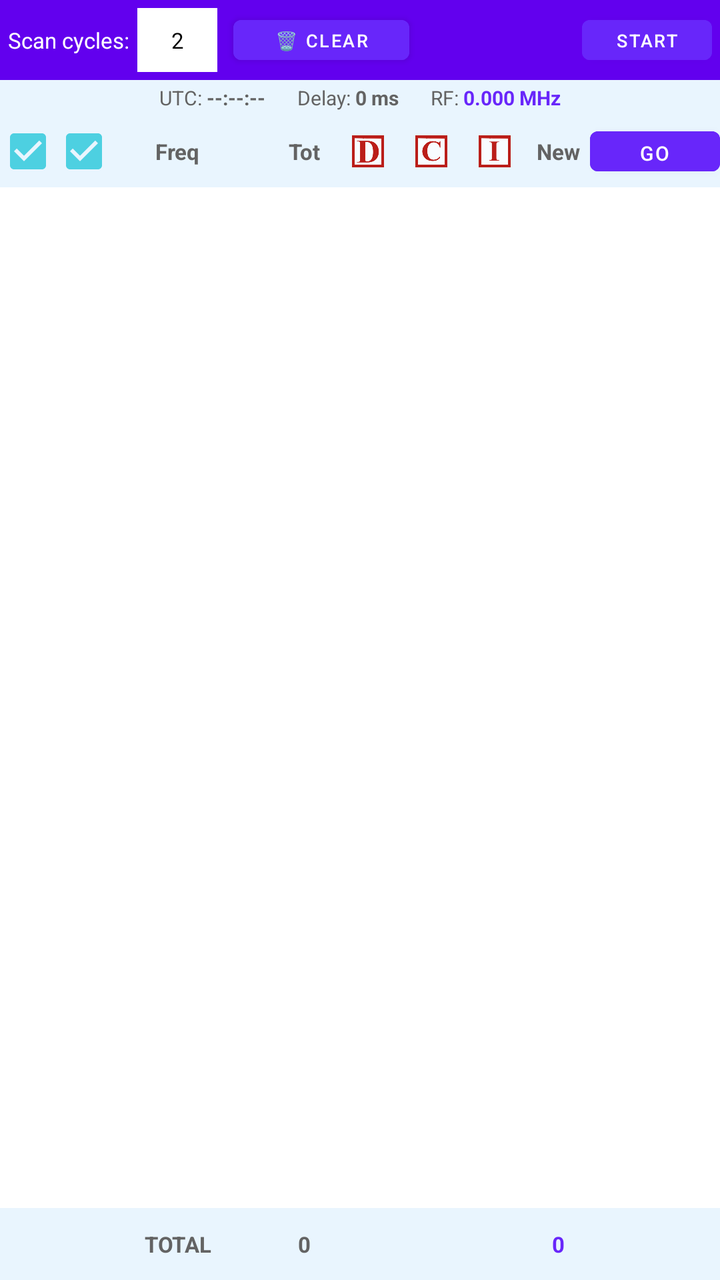
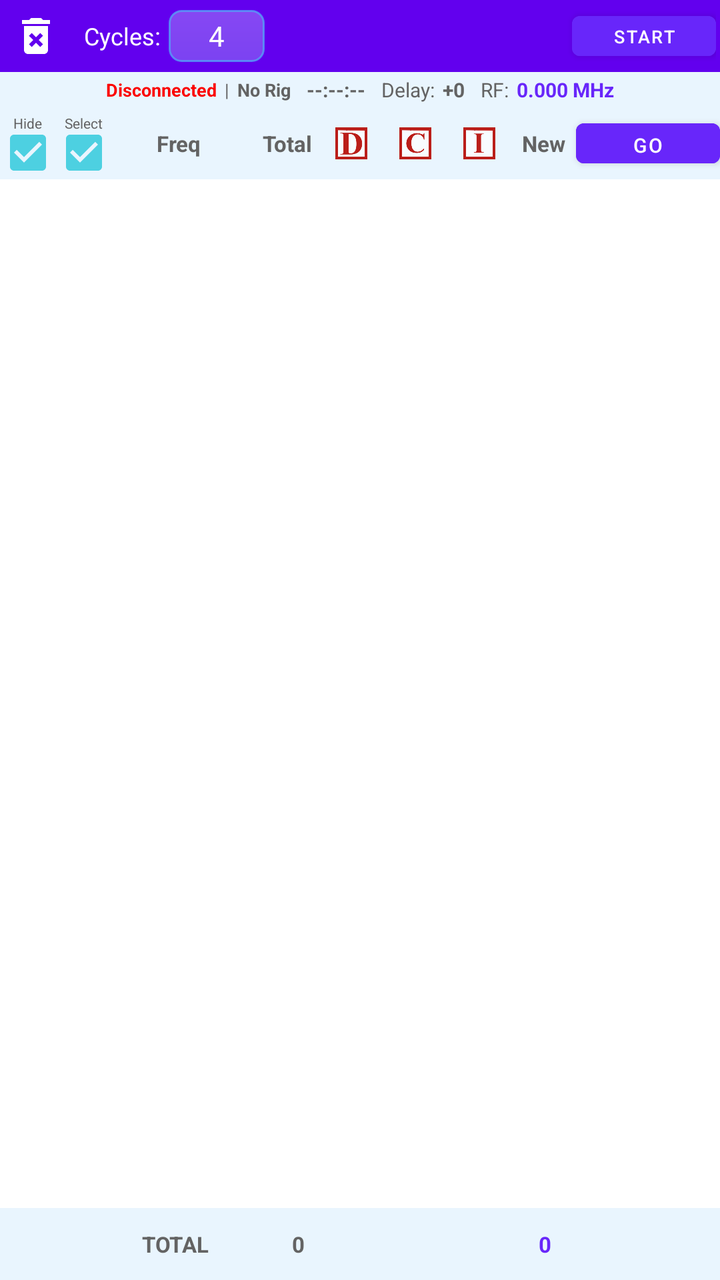

Screens rendered from an Android XML layout before and after an edit, with the pre-edit source and the edit as a unified diff.
<!-- AndroidManifest.xml: application theme Theme.Ft8CN -->
<!-- res/layout/fragment_scan.xml -->
<?xml version="1.0" encoding="utf-8"?>
<LinearLayout
    xmlns:android="http://schemas.android.com/apk/res/android"
    android:layout_width="match_parent"
    android:layout_height="match_parent"
    android:orientation="vertical"
    android:background="@android:color/white">

    
    <LinearLayout
        android:layout_width="match_parent"
        android:layout_height="wrap_content"
        android:orientation="horizontal"
        android:padding="4dp"
        android:gravity="center_vertical"
        android:background="@color/purple_500">

        
        <TextView
            android:layout_width="wrap_content"
            android:layout_height="wrap_content"
            android:text="Scan cycles:"
            android:textColor="@color/white"
            android:textSize="11sp" />

        <EditText
            android:id="@+id/etDwellCycles"
            android:layout_width="40dp"
            android:layout_height="32dp"
            android:layout_marginStart="4dp"
            android:inputType="number"
            android:text="2"
            android:textSize="11sp"
            android:gravity="center"
            android:background="@android:color/white"
            android:textColor="@color/black" />

        
        <Button
            android:id="@+id/btnClearTable"
            android:layout_width="wrap_content"
            android:layout_height="32dp"
            android:layout_marginStart="8dp"
            android:text="🗑️ Clear"
            android:textSize="9sp"
            android:backgroundTint="@color/button_start_color"
            android:textColor="@color/white" />

        
        <View
            android:layout_width="0dp"
            android:layout_height="1dp"
            android:layout_weight="1" />

        
        <Button
            android:id="@+id/btnScanStartStop"
            android:layout_width="65dp"
            android:layout_height="32dp"
            android:text="Start"
            android:textSize="9sp"
            android:backgroundTint="@color/button_start_color"
            android:textColor="@color/white" />
    </LinearLayout>

    
    <LinearLayout
        android:layout_width="match_parent"
        android:layout_height="wrap_content"
        android:orientation="horizontal"
        android:padding="2dp"
        android:background="@color/editor_start_color"
        android:gravity="center">

        <TextView
            android:layout_width="wrap_content"
            android:layout_height="wrap_content"
            android:text="UTC: "
            android:textSize="10sp"
            android:textColor="@color/text_view_color" />

        <TextView
            android:id="@+id/tvUtcTime"
            android:layout_width="wrap_content"
            android:layout_height="wrap_content"
            android:text="--:--:--"
            android:textSize="10sp"
            android:textStyle="bold"
            android:textColor="@color/text_view_color" />

        <TextView
            android:layout_width="wrap_content"
            android:layout_height="wrap_content"
            android:layout_marginStart="16dp"
            android:text="Delay: "
            android:textSize="10sp"
            android:textColor="@color/text_view_color" />

        <TextView
            android:id="@+id/tvUtcDelay"
            android:layout_width="wrap_content"
            android:layout_height="wrap_content"
            android:text="0 ms"
            android:textSize="10sp"
            android:textStyle="bold"
            android:textColor="@color/text_view_color" />

        <TextView
            android:layout_width="wrap_content"
            android:layout_height="wrap_content"
            android:layout_marginStart="16dp"
            android:text="RF: "
            android:textSize="10sp"
            android:textColor="@color/text_view_color" />

        <TextView
            android:id="@+id/tvRfFreq"
            android:layout_width="wrap_content"
            android:layout_height="wrap_content"
            android:text="0.000 MHz"
            android:textSize="10sp"
            android:textStyle="bold"
            android:textColor="@color/button_start_color" />
    </LinearLayout>

    
    <LinearLayout
        android:layout_width="match_parent"
        android:layout_height="36dp"
        android:orientation="horizontal"
        android:background="@color/editor_start_color"
        android:gravity="center_vertical">

        
        <CheckBox
            android:id="@+id/cbHeaderHide"
            android:layout_width="28dp"
            android:layout_height="28dp"
            android:checked="true" />

        
        <CheckBox
            android:id="@+id/cbHeaderSelect"
            android:layout_width="28dp"
            android:layout_height="28dp"
            android:checked="true" />

        
        <TextView
            android:layout_width="0dp"
            android:layout_height="match_parent"
            android:layout_weight="3"
            android:layout_marginStart="-15dp"
            android:text="Freq"
            android:textStyle="bold"
            android:gravity="center"
            android:textColor="@color/text_view_color"
            android:textSize="11sp" />

        
        <TextView
            android:layout_width="0dp"
            android:layout_height="match_parent"
            android:layout_weight="1"
            android:text="Tot"
            android:textStyle="bold"
            android:gravity="center"
            android:textColor="@color/text_view_color"
            android:textSize="11sp" />

        
        <ImageView
            android:layout_width="0dp"
            android:layout_height="16dp"
            android:layout_weight="1"
            android:src="@drawable/dxcc"
            android:scaleType="centerInside"
            android:contentDescription="DXCC" />

        
        <ImageView
            android:layout_width="0dp"
            android:layout_height="16dp"
            android:layout_weight="1"
            android:src="@drawable/cqzone"
            android:scaleType="centerInside"
            android:contentDescription="CQ Zone" />

        
        <ImageView
            android:layout_width="0dp"
            android:layout_height="16dp"
            android:layout_weight="1"
            android:src="@drawable/itu"
            android:scaleType="centerInside"
            android:contentDescription="ITU Zone" />

        
        <TextView
            android:layout_width="0dp"
            android:layout_height="match_parent"
            android:layout_weight="1"
            android:text="New"
            android:textStyle="bold"
            android:gravity="center"
            android:textColor="@color/text_view_color"
            android:textSize="11sp" />

        
        <Button
            android:id="@+id/btnHeaderGo"
            android:layout_width="65dp"
            android:layout_height="32dp"
            android:text="Go"
            android:textSize="10sp"
            android:backgroundTint="@color/button_start_color"
            android:textColor="@color/white" />
    </LinearLayout>

    
    <ScrollView
        android:layout_width="match_parent"
        android:layout_height="0dp"
        android:layout_weight="1"
        android:fillViewport="true"
        android:background="@android:color/white">

        
        <LinearLayout
            android:id="@+id/containerScanContent"
            android:layout_width="match_parent"
            android:layout_height="wrap_content"
            android:orientation="vertical" />
    </ScrollView>

    
    <LinearLayout
        android:layout_width="match_parent"
        android:layout_height="36dp"
        android:orientation="horizontal"
        android:background="@color/editor_start_color"
        android:gravity="center_vertical">

        
        <View
            android:layout_width="28dp"
            android:layout_height="1dp" />

        
        <View
            android:layout_width="28dp"
            android:layout_height="1dp" />

        
        <TextView
            android:layout_width="0dp"
            android:layout_height="match_parent"
            android:layout_weight="3"
            android:layout_marginStart="-15dp"
            android:text="TOTAL"
            android:textStyle="bold"
            android:gravity="center"
            android:textColor="@color/text_view_color"
            android:textSize="11sp" />

        
        <TextView
            android:id="@+id/tvTotalAll"
            android:layout_width="0dp"
            android:layout_height="match_parent"
            android:layout_weight="1"
            android:text="0"
            android:textStyle="bold"
            android:gravity="center"
            android:textColor="@color/text_view_color"
            android:textSize="11sp" />

        
        <View
            android:layout_width="0dp"
            android:layout_height="1dp"
            android:layout_weight="1" />

        
        <View
            android:layout_width="0dp"
            android:layout_height="1dp"
            android:layout_weight="1" />

        
        <View
            android:layout_width="0dp"
            android:layout_height="1dp"
            android:layout_weight="1" />

        
        <TextView
            android:id="@+id/tvTotalNew"
            android:layout_width="0dp"
            android:layout_height="match_parent"
            android:layout_weight="1"
            android:text="0"
            android:textStyle="bold"
            android:gravity="center"
            android:textColor="@color/button_start_color"
            android:textSize="11sp" />

        
        <View
            android:layout_width="65dp"
            android:layout_height="1dp" />
    </LinearLayout>
</LinearLayout>
<!-- resources referenced by this layout -->
<resources>
  <color name="black">#FF000000</color>
  <color name="button_start_color">#6826FA</color>
  <color name="editor_start_color">#4DB5DCFB</color>
  <color name="purple_500">#FF6200EE</color>
  <color name="text_view_color">#636363</color>
  <color name="white">#FFFFFFFF</color>
  <!-- drawable cqzone: png bitmap (drawable, 8853 bytes) -->
  <!-- drawable dxcc: png bitmap (drawable, 8140 bytes) -->
  <!-- drawable itu: png bitmap (drawable, 3284 bytes) -->
  <style name="Theme.Ft8CN" parent="Theme.MaterialComponents.DayNight.NoActionBar">
          
          <item name="colorPrimary">@color/purple_500</item>
          <item name="colorPrimaryVariant">@color/purple_700</item>
          <item name="colorOnPrimary">@color/white</item>
          
          <item name="colorSecondary">@color/teal_200</item>
          <item name="colorSecondaryVariant">@color/teal_700</item>
          <item name="colorOnSecondary">@color/black</item>
          
          <item name="android:statusBarColor" tools:targetApi="l">?attr/colorPrimaryVariant</item>
          
  
      </style>
  <color name="purple_700">#FF3700B3</color>
  <color name="teal_200">#4DD0E1</color>
  <color name="teal_700">#FF018786</color>
</resources>

<!-- the commit's change to res/layout/fragment_scan.xml (unified diff, before → after) -->
@@ -11,51 +11,44 @@
         android:layout_width="match_parent"
         android:layout_height="wrap_content"
         android:orientation="horizontal"
-        android:padding="4dp"
+        android:padding="2dp"
         android:gravity="center_vertical"
         android:background="@color/purple_500">
 
-        
+        <ImageView
+            android:id="@+id/btnClearTable"
+            android:layout_width="32dp"
+            android:layout_height="32dp"
+            android:src="@drawable/clear_calling_list_image_48"
+            android:contentDescription="Clear"
+            android:padding="4dp" />
+
         <TextView
             android:layout_width="wrap_content"
             android:layout_height="wrap_content"
-            android:text="Scan cycles:"
+            android:layout_marginStart="8dp"
+            android:text="Cycles:"
             android:textColor="@color/white"
-            android:textSize="11sp" />
+            android:textSize="12sp" />
 
         <EditText
             android:id="@+id/etDwellCycles"
-            android:layout_width="40dp"
-            android:layout_height="32dp"
+            android:layout_width="48dp"
+            android:layout_height="26dp"
             android:layout_marginStart="4dp"
             android:inputType="number"
-            android:text="2"
-            android:textSize="11sp"
+            android:text="4"
+            android:textSize="14sp"
             android:gravity="center"
-            android:background="@android:color/white"
-            android:textColor="@color/black" />
+            android:background="@drawable/log_callsign_editor_style"
+            android:textColor="@color/bar_text_view_color"
+            android:textColorHint="@color/bar_text_view_color" />
 
-        
-        <Button
-            android:id="@+id/btnClearTable"
-            android:layout_width="wrap_content"
-            android:layout_height="32dp"
-            android:layout_marginStart="8dp"
-            android:text="🗑️ Clear"
-            android:textSize="9sp"
-            android:backgroundTint="@color/button_start_color"
-            android:textColor="@color/white" />
+        <View android:layout_width="0dp" android:layout_height="1dp" android:layout_weight="1" />
 
-        
-        <View
-            android:layout_width="0dp"
-            android:layout_height="1dp"
-            android:layout_weight="1" />
-
-        
         <Button
             android:id="@+id/btnScanStartStop"
-            android:layout_width="65dp"
+            android:layout_width="72dp"
             android:layout_height="32dp"
             android:text="Start"
             android:textSize="9sp"
@@ -72,55 +65,14 @@
         android:background="@color/editor_start_color"
         android:gravity="center">
 
-        <TextView
-            android:layout_width="wrap_content"
-            android:layout_height="wrap_content"
-            android:text="UTC: "
-            android:textSize="10sp"
-            android:textColor="@color/text_view_color" />
-
-        <TextView
-            android:id="@+id/tvUtcTime"
-            android:layout_width="wrap_content"
-            android:layout_height="wrap_content"
-            android:text="--:--:--"
-            android:textSize="10sp"
-            android:textStyle="bold"
-            android:textColor="@color/text_view_color" />
-
-        <TextView
-            android:layout_width="wrap_content"
-            android:layout_height="wrap_content"
-            android:layout_marginStart="16dp"
-            android:text="Delay: "
-            android:textSize="10sp"
-            android:textColor="@color/text_view_color" />
-
-        <TextView
-            android:id="@+id/tvUtcDelay"
-            android:layout_width="wrap_content"
-            android:layout_height="wrap_content"
-            android:text="0 ms"
-            android:textSize="10sp"
-            android:textStyle="bold"
-            android:textColor="@color/text_view_color" />
-
-        <TextView
-            android:layout_width="wrap_content"
-            android:layout_height="wrap_content"
-            android:layout_marginStart="16dp"
-            android:text="RF: "
-            android:textSize="10sp"
-            android:textColor="@color/text_view_color" />
-
-        <TextView
-            android:id="@+id/tvRfFreq"
-            android:layout_width="wrap_content"
-            android:layout_height="wrap_content"
-            android:text="0.000 MHz"
-            android:textSize="10sp"
-            android:textStyle="bold"
-            android:textColor="@color/button_start_color" />
+        <TextView android:id="@+id/tvConnStatus" android:layout_width="wrap_content" android:layout_height="wrap_content" android:text="Disconnected" android:textSize="9sp" android:textStyle="bold" android:textColor="@color/text_view_error_color" />
+        <TextView android:layout_width="wrap_content" android:layout_height="wrap_content" android:layout_marginStart="4dp" android:layout_marginEnd="4dp" android:text="|" android:textSize="9sp" android:textColor="@color/text_view_color" />
+        <TextView android:id="@+id/tvRigType" android:layout_width="wrap_content" android:layout_height="wrap_content" android:text="No Rig" android:textSize="9sp" android:textStyle="bold" android:textColor="@color/text_view_color" />
+        <TextView android:id="@+id/tvUtcTime" android:layout_width="wrap_content" android:layout_height="wrap_content" android:layout_marginStart="8dp" android:text="--:--:--" android:textSize="10sp" android:textStyle="bold" android:textColor="@color/text_view_color" />
+        <TextView android:layout_width="wrap_content" android:layout_height="wrap_content" android:layout_marginStart="8dp" android:layout_marginEnd="4dp" android:text="Delay:" android:textSize="10sp" android:textColor="@color/text_view_color" />
+        <TextView android:id="@+id/tvUtcDelay" android:layout_width="wrap_content" android:layout_height="wrap_content" android:text="+0" android:textSize="10sp" android:textStyle="bold" android:textColor="@color/text_view_color" />
+        <TextView android:layout_width="wrap_content" android:layout_height="wrap_content" android:layout_marginStart="8dp" android:layout_marginEnd="4dp" android:text="RF:" android:textSize="10sp" android:textColor="@color/text_view_color" />
+        <TextView android:id="@+id/tvRfFreq" android:layout_width="wrap_content" android:layout_height="wrap_content" android:text="0.000 MHz" android:textSize="10sp" android:textStyle="bold" android:textColor="@color/button_start_color" />
     </LinearLayout>
 
     
@@ -131,90 +83,23 @@
         android:background="@color/editor_start_color"
         android:gravity="center_vertical">
 
-        
-        <CheckBox
-            android:id="@+id/cbHeaderHide"
-            android:layout_width="28dp"
-            android:layout_height="28dp"
-            android:checked="true" />
+        <LinearLayout android:layout_width="28dp" android:layout_height="match_parent" android:orientation="vertical" android:gravity="center">
+            <TextView android:layout_width="wrap_content" android:layout_height="wrap_content" android:text="Hide" android:textSize="7sp" android:textColor="@color/text_view_color" />
+            <CheckBox android:id="@+id/cbHeaderHide" android:layout_width="20dp" android:layout_height="20dp" android:checked="true" android:padding="0dp" />
+        </LinearLayout>
 
-        
-        <CheckBox
-            android:id="@+id/cbHeaderSelect"
-            android:layout_width="28dp"
-            android:layout_height="28dp"
-            android:checked="true" />
+        <LinearLayout android:layout_width="28dp" android:layout_height="match_parent" android:orientation="vertical" android:gravity="center">
+            <TextView android:layout_width="wrap_content" android:layout_height="wrap_content" android:text="Select" android:textSize="7sp" android:textColor="@color/text_view_color" />
+            <CheckBox android:id="@+id/cbHeaderSelect" android:layout_width="20dp" android:layout_height="20dp" android:checked="true" android:padding="0dp" />
+        </LinearLayout>
 
-        
-        <TextView
-            android:layout_width="0dp"
-            android:layout_height="match_parent"
-            android:layout_weight="3"
-            android:layout_marginStart="-15dp"
-            android:text="Freq"
-            android:textStyle="bold"
-            android:gravity="center"
-            android:textColor="@color/text_view_color"
-            android:textSize="11sp" />
-
-        
-        <TextView
-            android:layout_width="0dp"
-            android:layout_height="match_parent"
-            android:layout_weight="1"
-            android:text="Tot"
-            android:textStyle="bold"
-            android:gravity="center"
-            android:textColor="@color/text_view_color"
-            android:textSize="11sp" />
-
-        
-        <ImageView
-            android:layout_width="0dp"
-            android:layout_height="16dp"
-            android:layout_weight="1"
-            android:src="@drawable/dxcc"
-            android:scaleType="centerInside"
-            android:contentDescription="DXCC" />
-
-        
-        <ImageView
-            android:layout_width="0dp"
-            android:layout_height="16dp"
-            android:layout_weight="1"
-            android:src="@drawable/cqzone"
-            android:scaleType="centerInside"
-            android:contentDescription="CQ Zone" />
-
-        
-        <ImageView
-            android:layout_width="0dp"
-            android:layout_height="16dp"
-            android:layout_weight="1"
-            android:src="@drawable/itu"
-            android:scaleType="centerInside"
-            android:contentDescription="ITU Zone" />
-
-        
-        <TextView
-            android:layout_width="0dp"
-            android:layout_height="match_parent"
-            android:layout_weight="1"
-            android:text="New"
-            android:textStyle="bold"
-            android:gravity="center"
-            android:textColor="@color/text_view_color"
-            android:textSize="11sp" />
-
-        
-        <Button
-            android:id="@+id/btnHeaderGo"
-            android:layout_width="65dp"
-            android:layout_height="32dp"
-            android:text="Go"
-            android:textSize="10sp"
-            android:backgroundTint="@color/button_start_color"
-            android:textColor="@color/white" />
+        <TextView android:layout_width="0dp" android:layout_height="match_parent" android:layout_weight="3" android:layout_marginStart="-15dp" android:text="Freq" android:textStyle="bold" android:gravity="center" android:textColor="@color/text_view_color" android:textSize="11sp" />
+        <TextView android:layout_width="0dp" android:layout_height="match_parent" android:layout_weight="1" android:layout_marginStart="-10dp" android:text="Total" android:textStyle="bold" android:gravity="center" android:textColor="@color/text_view_color" android:textSize="11sp" />
+        <ImageView android:layout_width="0dp" android:layout_height="16dp" android:layout_weight="1" android:src="@drawable/dxcc" android:scaleType="centerInside" android:contentDescription="D" />
+        <ImageView android:layout_width="0dp" android:layout_height="16dp" android:layout_weight="1" android:src="@drawable/cqzone" android:scaleType="centerInside" android:contentDescription="C" />
+        <ImageView android:layout_width="0dp" android:layout_height="16dp" android:layout_weight="1" android:src="@drawable/itu" android:scaleType="centerInside" android:contentDescription="I" />
+        <TextView android:layout_width="0dp" android:layout_height="match_parent" android:layout_weight="1" android:text="New" android:textStyle="bold" android:gravity="center" android:textColor="@color/text_view_color" android:textSize="11sp" />
+        <Button android:id="@+id/btnHeaderGo" android:layout_width="72dp" android:layout_height="32dp" android:text="Go" android:textSize="10sp" android:backgroundTint="@color/button_start_color" android:textColor="@color/white" />
     </LinearLayout>
 
     
@@ -224,13 +109,7 @@
         android:layout_weight="1"
         android:fillViewport="true"
         android:background="@android:color/white">
-
-        
-        <LinearLayout
-            android:id="@+id/containerScanContent"
-            android:layout_width="match_parent"
-            android:layout_height="wrap_content"
-            android:orientation="vertical" />
+        <LinearLayout android:id="@+id/containerScanContent" android:layout_width="match_parent" android:layout_height="wrap_content" android:orientation="vertical" />
     </ScrollView>
 
     
@@ -240,74 +119,14 @@
         android:orientation="horizontal"
         android:background="@color/editor_start_color"
         android:gravity="center_vertical">
-
-        
-        <View
-            android:layout_width="28dp"
-            android:layout_height="1dp" />
-
-        
-        <View
-            android:layout_width="28dp"
-            android:layout_height="1dp" />
-
-        
-        <TextView
-            android:layout_width="0dp"
-            android:layout_height="match_parent"
-            android:layout_weight="3"
-            android:layout_marginStart="-15dp"
-            android:text="TOTAL"
-            android:textStyle="bold"
-            android:gravity="center"
-            android:textColor="@color/text_view_color"
-            android:textSize="11sp" />
-
-        
-        <TextView
-            android:id="@+id/tvTotalAll"
-            android:layout_width="0dp"
-            android:layout_height="match_parent"
-            android:layout_weight="1"
-            android:text="0"
-            android:textStyle="bold"
-            android:gravity="center"
-            android:textColor="@color/text_view_color"
-            android:textSize="11sp" />
-
-        
-        <View
-            android:layout_width="0dp"
-            android:layout_height="1dp"
-            android:layout_weight="1" />
-
-        
-        <View
-            android:layout_width="0dp"
-            android:layout_height="1dp"
-            android:layout_weight="1" />
-
-        
-        <View
-            android:layout_width="0dp"
-            android:layout_height="1dp"
-            android:layout_weight="1" />
-
-        
-        <TextView
-            android:id="@+id/tvTotalNew"
-            android:layout_width="0dp"
-            android:layout_height="match_parent"
-            android:layout_weight="1"
-            android:text="0"
-            android:textStyle="bold"
-            android:gravity="center"
-            android:textColor="@color/button_start_color"
-            android:textSize="11sp" />
-
-        
-        <View
-            android:layout_width="65dp"
-            android:layout_height="1dp" />
+        <View android:layout_width="28dp" android:layout_height="1dp" />
+        <View android:layout_width="28dp" android:layout_height="1dp" />
+        <TextView android:layout_width="0dp" android:layout_height="match_parent" android:layout_weight="3" android:layout_marginStart="-15dp" android:text="TOTAL" android:textStyle="bold" android:gravity="center" android:textColor="@color/text_view_color" android:textSize="11sp" />
+        <TextView android:id="@+id/tvTotalAll" android:layout_width="0dp" android:layout_height="match_parent" android:layout_weight="1" android:text="0" android:textStyle="bold" android:gravity="center" android:textColor="@color/text_view_color" android:textSize="11sp" />
+        <View android:layout_width="0dp" android:layout_height="1dp" android:layout_weight="1" />
+        <View android:layout_width="0dp" android:layout_height="1dp" android:layout_weight="1" />
+        <View android:layout_width="0dp" android:layout_height="1dp" android:layout_weight="1" />
+        <TextView android:id="@+id/tvTotalNew" android:layout_width="0dp" android:layout_height="match_parent" android:layout_weight="1" android:text="0" android:textStyle="bold" android:gravity="center" android:textColor="@color/button_start_color" android:textSize="11sp" />
+        <View android:layout_width="72dp" android:layout_height="1dp" />
     </LinearLayout>
 </LinearLayout>
<!-- resource entries referenced after the edit -->
@@ -1,14 +1,51 @@
 <!-- resources referenced by this layout -->
 <resources>
+  <color name="bar_text_view_color">#ffffffff</color>
   <color name="black">#FF000000</color>
   <color name="button_start_color">#6826FA</color>
   <color name="editor_start_color">#4DB5DCFB</color>
   <color name="purple_500">#FF6200EE</color>
   <color name="text_view_color">#636363</color>
+  <color name="text_view_error_color">#FB0000</color>
   <color name="white">#FFFFFFFF</color>
+  <!-- drawable clear_calling_list_image_48 (drawable) -->
+  <vector android:height="36dp" android:tint="#FFFFFF"
+      android:viewportHeight="24" android:viewportWidth="24"
+      android:width="36dp" xmlns:android="http://schemas.android.com/apk/res/android">
+      <path android:fillColor="@android:color/white" android:pathData="M6,19c0,1.1 0.9,2 2,2h8c1.1,0 2,-0.9 2,-2L18,7L6,7v12zM8.46,11.88l1.41,-1.41L12,12.59l2.12,-2.12 1.41,1.41L13.41,14l2.12,2.12 -1.41,1.41L12,15.41l-2.12,2.12 -1.41,-1.41L10.59,14l-2.13,-2.12zM15.5,4l-1,-1h-5l-1,1L5,4v2h14L19,4z"/>
+  </vector>
   <!-- drawable cqzone: png bitmap (drawable, 8853 bytes) -->
   <!-- drawable dxcc: png bitmap (drawable, 8140 bytes) -->
   <!-- drawable itu: png bitmap (drawable, 3284 bytes) -->
+  <!-- drawable log_callsign_editor_style (drawable) -->
+  <?xml version="1.0" encoding="utf-8"?>
+  <shape xmlns:android="http://schemas.android.com/apk/res/android">
+      <padding
+          android:bottom="1dp"
+          android:left="3dp"
+          android:right="3dp"
+          android:top="1dp" />
+  
+      <stroke
+          android:width="1dp"
+          android:color="@color/calling_list_item_color" />
+  
+      <gradient
+          android:angle="90"
+          android:startColor="@color/editor_start_color"
+          android:endColor="@color/editor_end_color"
+          android:type="linear" />
+  
+      <corners android:radius="10dp" />
+  
+      <corners
+          android:bottomLeftRadius="6dp"
+          android:bottomRightRadius="6dp"
+          android:topLeftRadius="6dp"
+          android:topRightRadius="6dp" />
+  
+  
+  </shape>
   <style name="Theme.Ft8CN" parent="Theme.MaterialComponents.DayNight.NoActionBar">
           
           <item name="colorPrimary">@color/purple_500</item>
@@ -23,6 +60,8 @@
           
   
       </style>
+  <color name="calling_list_item_color">#B552AEF8</color>
+  <color name="editor_end_color">#4DD7EDFF</color>
   <color name="purple_700">#FF3700B3</color>
   <color name="teal_200">#4DD0E1</color>
   <color name="teal_700">#FF018786</color>
